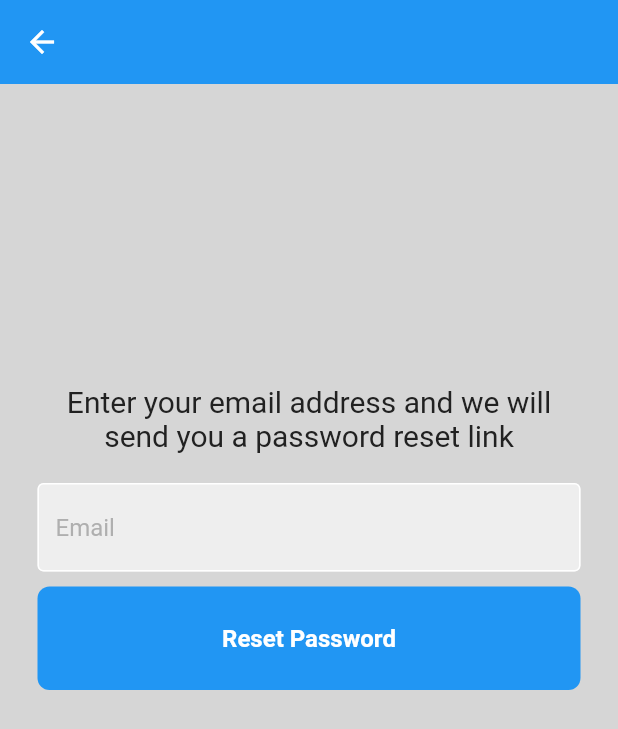
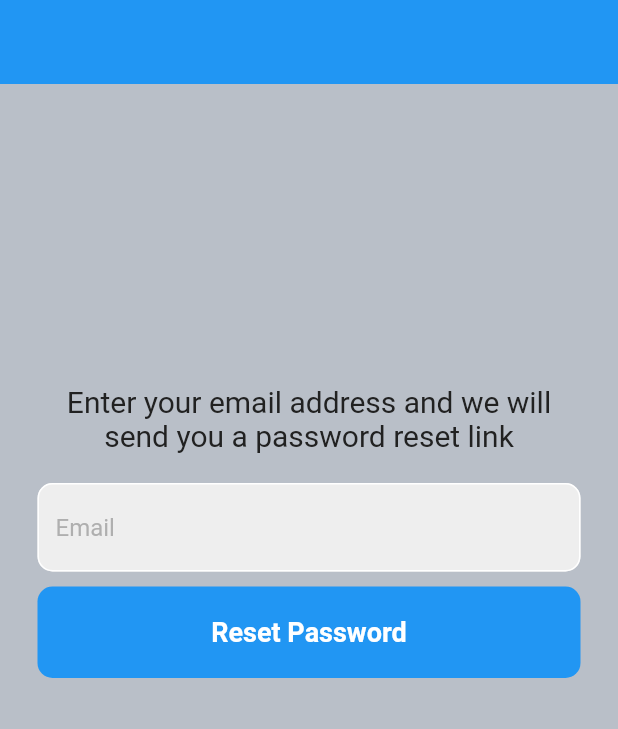
Before and after one commit to alexandrutm/EventManager, a Flutter app: the screen it shows once a user with an empty profile is signed in, item 5 of the bottom bar chosen, after a tap on "Sign Out", after a tap on "Forgot Password?", on a phone screen of 412 x 824 dp. Shown: the top 729 px of the screen. Run offline on Flutter 3.47's test engine with Material 2 defaults, Android fonts, the phone set to English and light mode, and no system bars; our stand-ins replace cloud_firestore, firebase_auth, firebase_core, firebase_storage, flutter_svg, google_sign_in and 2 more; accounts and stored records are empty; network calls fail; project files that could hold a hidden picture were left out.

Commit message:
visual changes

```diff
--- a/eventmanager/lib/components/TextFieldInput.dart
+++ b/eventmanager/lib/components/TextFieldInput.dart
@@ -25,8 +25,9 @@ class TextFieldInput extends StatelessWidget {
         obscureText: obscureText,
         keyboardType: textInputType,
         decoration: InputDecoration(
-            enabledBorder: const OutlineInputBorder(
+            enabledBorder: OutlineInputBorder(
               borderSide: BorderSide(color: Colors.white),
+              borderRadius: BorderRadius.circular(10),
             ),
             focusedBorder: const OutlineInputBorder(
               borderSide: BorderSide(color: focusedBorderColor),
--- a/eventmanager/lib/components/follow_button.dart
+++ b/eventmanager/lib/components/follow_button.dart
@@ -6,14 +6,14 @@ class FollowButton extends StatelessWidget {
   final Color borderColor;
   final String text;
   final Color textColor;
-  const FollowButton({
-    Key? key,
-    required this.backgroundColor,
-    required this.borderColor,
-    required this.text,
-    required this.textColor,
-    this.function
-  }) : super(key: key);
+  const FollowButton(
+      {Key? key,
+      required this.backgroundColor,
+      required this.borderColor,
+      required this.text,
+      required this.textColor,
+      this.function})
+      : super(key: key);
 
   @override
   Widget build(BuildContext context) {
@@ -30,6 +30,8 @@ class FollowButton extends StatelessWidget {
             borderRadius: BorderRadius.circular(5),
           ),
           alignment: Alignment.center,
+          width: 230,
+          height: 27,
           child: Text(
             text,
             style: TextStyle(
@@ -37,8 +39,6 @@ class FollowButton extends StatelessWidget {
               fontWeight: FontWeight.bold,
             ),
           ),
-          width: 250,
-          height: 27,
         ),
       ),
     );
--- a/eventmanager/lib/components/my_button.dart
+++ b/eventmanager/lib/components/my_button.dart
@@ -18,11 +18,11 @@ class MyButton extends StatelessWidget {
     return GestureDetector(
       onTap: onTap,
       child: Container(
-        padding: const EdgeInsets.all(25),
+        padding: const EdgeInsets.all(20),
         margin: const EdgeInsets.symmetric(horizontal: 25),
         decoration: BoxDecoration(
           color: Colors.blue,
-          borderRadius: BorderRadius.circular(8),
+          borderRadius: BorderRadius.circular(10),
         ),
         child: Center(
           child: !isLoading
@@ -31,7 +31,7 @@ class MyButton extends StatelessWidget {
                   style: const TextStyle(
                     color: Colors.white,
                     fontWeight: FontWeight.bold,
-                    fontSize: 16,
+                    fontSize: 18,
                   ),
                 )
               : const CircularProgressIndicator(
--- a/eventmanager/lib/models/user.dart
+++ b/eventmanager/lib/models/user.dart
@@ -4,17 +4,19 @@ class User {
   final String email;
   final String uid;
   final String photoUrl;
-  final String username;
+  final String mFirstName;
+  final String mLastName;
   final String bio;
   final List followers;
   final List following;
 
   const User(
-      {required this.username,
+      {required this.mFirstName,
+      required this.mLastName,
       required this.uid,
-      required this.photoUrl,
       required this.email,
-      required this.bio,
+      this.photoUrl = 'https://i.stack.imgur.com/34AD2.jpg',
+      this.bio = "About you",
       required this.followers,
       required this.following});
 
@@ -22,7 +24,8 @@ class User {
     var snapshot = snap.data() as Map<String, dynamic>;
 
     return User(
-      username: snapshot["username"],
+      mFirstName: snapshot["firstname"],
+      mLastName: snapshot["lastname"],
       uid: snapshot["uid"],
       email: snapshot["email"],
       photoUrl: snapshot["photoUrl"],
@@ -33,7 +36,8 @@ class User {
   }
 
   Map<String, dynamic> toJson() => {
-        "username": username,
+        "firstname": mFirstName,
+        "lastname": mLastName,
         "uid": uid,
         "email": email,
         "photoUrl": photoUrl,
--- a/eventmanager/lib/pages/add_post_screen.dart
+++ b/eventmanager/lib/pages/add_post_screen.dart
@@ -124,6 +124,7 @@ class _AddPostScreenState extends State<AddPostScreen> {
           )
         : Scaffold(
             appBar: AppBar(
+              automaticallyImplyLeading: false,
               backgroundColor: mobileBackgroundColor,
               leading: IconButton(
                 icon: const Icon(Icons.arrow_back),
@@ -137,7 +138,7 @@ class _AddPostScreenState extends State<AddPostScreen> {
                 TextButton(
                   onPressed: () => postImage(
                     userProvider.getUser.uid,
-                    userProvider.getUser.username,
+                    userProvider.getUser.mFirstName,
                     userProvider.getUser.photoUrl,
                   ),
                   child: const Text(
--- a/eventmanager/lib/pages/feed_screen.dart
+++ b/eventmanager/lib/pages/feed_screen.dart
@@ -25,6 +25,7 @@ class _FeedScreenState extends State<FeedScreen> {
       appBar: width > webScreenSize
           ? null
           : AppBar(
+              automaticallyImplyLeading: false,
               backgroundColor: mobileBackgroundColor,
               centerTitle: false,
               title: const Text(
--- a/eventmanager/lib/pages/login_page.dart
+++ b/eventmanager/lib/pages/login_page.dart
@@ -185,7 +185,7 @@ class _LoginScreenState extends State<LoginScreen> {
                           backgroundColor: MaterialStateProperty.all(fillColor),
                           shape: MaterialStateProperty.all(
                             RoundedRectangleBorder(
-                              borderRadius: BorderRadius.circular(40),
+                              borderRadius: BorderRadius.circular(20),
                             ),
                           ),
                         ),
@@ -223,7 +223,7 @@ class _LoginScreenState extends State<LoginScreen> {
                           });
                         },
                         child: Padding(
-                          padding: const EdgeInsets.fromLTRB(40, 10, 40, 10),
+                          padding: const EdgeInsets.fromLTRB(20, 10, 20, 10),
                           child: Row(
                             mainAxisSize: MainAxisSize.min,
                             mainAxisAlignment: MainAxisAlignment.center,
@@ -258,6 +258,8 @@ class _LoginScreenState extends State<LoginScreen> {
                     'Not a member?',
                     style: TextStyle(
                       color: primaryColor,
+                      fontSize: 14,
+                      fontWeight: FontWeight.bold,
                     ),
                   ),
                   const SizedBox(width: 4),
@@ -271,6 +273,7 @@ class _LoginScreenState extends State<LoginScreen> {
                       'Register now',
                       style: TextStyle(
                         color: blueLinkColor,
+                        fontSize: 15,
                         fontWeight: FontWeight.bold,
                       ),
                     ),
--- a/eventmanager/lib/pages/profile_screen.dart
+++ b/eventmanager/lib/pages/profile_screen.dart
@@ -44,7 +44,7 @@ class _ProfileScreenState extends State<ProfileScreen> {
     try {
       var userSnap = await FirebaseFirestore.instance
           .collection('users')
-          .doc(widget.uid)
+          .doc(FirebaseAuth.instance.currentUser!.uid)
           .get();
 
       // get post lENGTH
@@ -80,9 +80,10 @@ class _ProfileScreenState extends State<ProfileScreen> {
           )
         : Scaffold(
             appBar: AppBar(
+              automaticallyImplyLeading: false,
               backgroundColor: mobileBackgroundColor,
               title: Text(
-                userData['username'],
+                userData['firstname'] + " " + userData['lastname'],
                 style: const TextStyle(
                   fontWeight: FontWeight.bold,
                   color: primaryColor,
@@ -194,7 +195,7 @@ class _ProfileScreenState extends State<ProfileScreen> {
                           top: 15,
                         ),
                         child: Text(
-                          userData['username'],
+                          userData['firstname'],
                           style: const TextStyle(
                             fontWeight: FontWeight.bold,
                             color: primaryColor,
--- a/eventmanager/lib/pages/reset_password_page.dart
+++ b/eventmanager/lib/pages/reset_password_page.dart
@@ -43,6 +43,7 @@ class _ResetPasswordPageState extends State<ResetPasswordPage> {
   Widget build(BuildContext context) {
     return Scaffold(
       appBar: AppBar(
+        automaticallyImplyLeading: false,
         backgroundColor: Colors.blue,
         elevation: 0,
       ),
--- a/eventmanager/lib/pages/search_screen.dart
+++ b/eventmanager/lib/pages/search_screen.dart
@@ -20,6 +20,7 @@ class _SearchScreenState extends State<SearchScreen> {
   Widget build(BuildContext context) {
     return Scaffold(
       appBar: AppBar(
+        automaticallyImplyLeading: false,
         backgroundColor: mobileBackgroundColor,
         title: Form(
           child: TextFormField(
@@ -43,7 +44,7 @@ class _SearchScreenState extends State<SearchScreen> {
               future: FirebaseFirestore.instance
                   .collection('users')
                   .where(
-                    'username',
+                    'firstname',
                     isGreaterThanOrEqualTo: searchController.text,
                   )
                   .get(),
@@ -72,7 +73,7 @@ class _SearchScreenState extends State<SearchScreen> {
                           radius: 16,
                         ),
                         title: Text(
-                          (snapshot.data! as dynamic).docs[index]['username'],
+                          (snapshot.data! as dynamic).docs[index]['firstname'],
                         ),
                       ),
                     );
--- a/eventmanager/lib/responsive/web_screen_layout.dart
+++ b/eventmanager/lib/responsive/web_screen_layout.dart
@@ -44,6 +44,7 @@ class _WebScreenLayoutState extends State<WebScreenLayout> {
   Widget build(BuildContext context) {
     return Scaffold(
       appBar: AppBar(
+        automaticallyImplyLeading: false,
         backgroundColor: mobileBackgroundColor,
         centerTitle: false,
         title: SvgPicture.asset(
--- a/eventmanager/lib/utils/colors.dart
+++ b/eventmanager/lib/utils/colors.dart
@@ -1,7 +1,7 @@
 import 'package:flutter/material.dart';
 
-const mobileBackgroundColor = Color.fromARGB(255, 214, 214, 214);
-const webBackgroundColor = Color.fromARGB(255, 214, 214, 214);
+const mobileBackgroundColor = Color.fromARGB(255, 185, 191, 200);
+const webBackgroundColor = Color.fromARGB(255, 185, 191, 200);
 const focusedBorderColor = Color.fromRGBO(0, 149, 246, 1);
 const mobileSearchColor = Color.fromARGB(255, 203, 188, 188);
 const blueLinkColor = Color.fromRGBO(0, 149, 246, 1);
```
Also changed, not shown: eventmanager/lib/pages/comments_screen.dart (+8 -4 lines), eventmanager/lib/pages/register_page.dart (+18 -6 lines), eventmanager/lib/providers/auth_methods.dart (+26 -15 lines), 1 other file.
